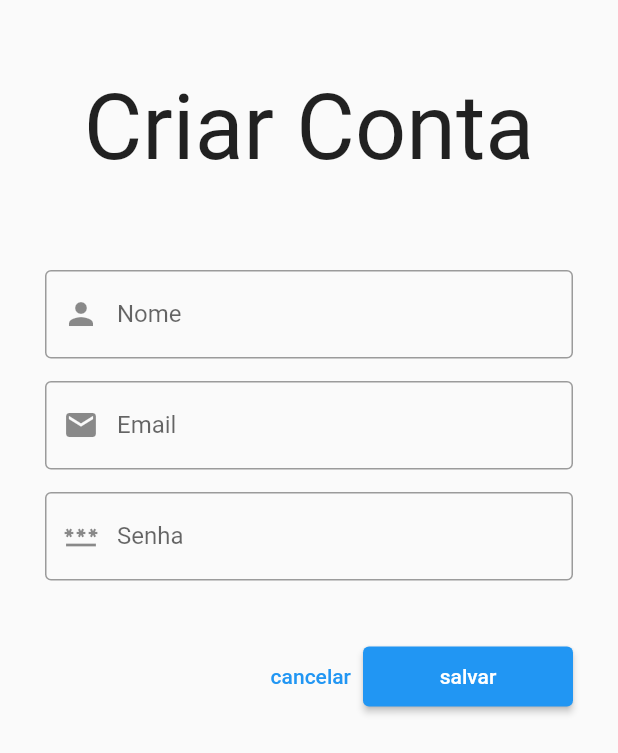
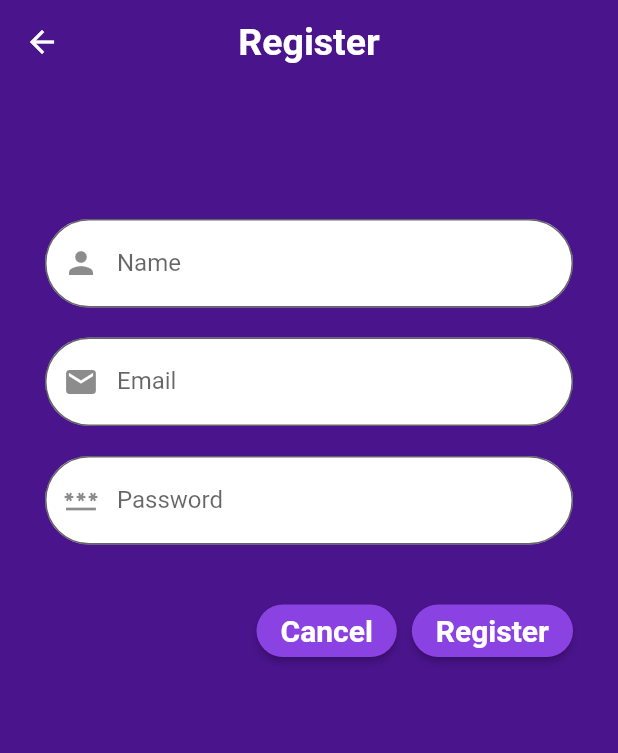
Before and after one commit to TheYanVictor/LuxY, a Flutter app: the cadastrar_view screen opened by its route, on a phone screen of 412 x 824 dp. Shown: the top 753 px of the screen. Run offline on Flutter 3.47's test engine with Material 2 defaults, Android fonts, the light colour scheme and no system bars; our stand-ins replace cloud_firestore, device_preview, firebase_auth, firebase_core, google_fonts; missing offline and left inert: dart:ui_web; accounts and stored records are empty; network calls fail; Roboto replaces fonts that are missing (Domine).

Commit message:
register screen done

```diff
--- a/luxy_flutter_code/lib/controller/login_controller.dart
+++ b/luxy_flutter_code/lib/controller/login_controller.dart
@@ -50,7 +50,7 @@ class LoginController {
         .signInWithEmailAndPassword(email: email, password: senha)
         .then((value) {
       sucesso(context, 'Usuário autenticado com sucesso.');
-      Navigator.pushNamed(context, 'principal');
+      Navigator.pushNamed(context, 'principal_view');
     }).catchError((e) {
       switch (e.code) {
         case 'user-not-found':
--- a/luxy_flutter_code/lib/view/cadastrar_view.dart
+++ b/luxy_flutter_code/lib/view/cadastrar_view.dart
@@ -24,53 +24,131 @@ class _CadastrarViewState extends State<cadastrar_view> {
   @override
   Widget build(BuildContext context) {
     return Scaffold(
+      backgroundColor: Colors.purple[900],
+      //
+      //App bar
+      //
+      appBar: AppBar(
+        backgroundColor: Colors.purple[900],
+        elevation: 0,
+        title: Text(
+          'Register',
+          style: TextStyle(
+            fontSize: 25,
+            fontWeight: FontWeight.bold,
+          ),
+        ),
+        centerTitle: true,
+      ),
       body: Padding(
         padding: EdgeInsets.fromLTRB(30, 50, 30, 50),
         child: Column(
           children: [
-            Text(
-              'Criar Conta',
-              style: TextStyle(fontSize: 60),
-            ),
-            SizedBox(height: 60),
+            //
+            //Space
+            //
+            SizedBox(height: 40),
+            //
+            //Name
+            //
             TextField(
               controller: txtNome,
+              showCursor: true,
               decoration: InputDecoration(
-                  labelText: 'Nome',
+                //Make this textfield white
+                filled: true,
+                fillColor: Colors.white,
+                labelText: 'Name',
                 prefixIcon: Icon(Icons.person),
-                  border: OutlineInputBorder()),
+                //Rounder border
+                border: OutlineInputBorder(
+                  borderRadius: BorderRadius.circular(50),
                 ),
-            SizedBox(height: 15),
+              ),
+            ),
+            //
+            //Space
+            //
+            SizedBox(height: 20),
+            //
+            //Email
+            //
             TextField(
               controller: txtEmail,
+              showCursor: true,
               decoration: InputDecoration(
+                //Make this textfield white
+                filled: true,
+                fillColor: Colors.white,
                 labelText: 'Email',
                 prefixIcon: Icon(Icons.email),
-                  border: OutlineInputBorder()),
+                //Rounder border
+                border: OutlineInputBorder(
+                  borderRadius: BorderRadius.circular(50),
                 ),
-            SizedBox(height: 15),
+              ),
+            ),
+            //
+            //Space between email and password
+            //
+            SizedBox(height: 20),
+            //
+            //Password field
+            //
             TextField(
               controller: txtSenha,
               obscureText: true,
               decoration: InputDecoration(
-                  labelText: 'Senha',
+                //make this textfield white
+                filled: true,
+                fillColor: Colors.white,
+                labelText: 'Password',
                 prefixIcon: Icon(Icons.password),
-                  border: OutlineInputBorder()),
+                //Rounder border
+                border: OutlineInputBorder(
+                  //Shorten the button width
+                  borderRadius: BorderRadius.circular(50),
                 ),
+              ),
+            ),
+            //
+            //Space between buttons
+            //
             SizedBox(height: 40),
+            //
+            //Register button
+            //
             Row(
               mainAxisAlignment: MainAxisAlignment.end,
               children: [
-                TextButton(
+                //Cancel button
+                Container(
+                  height: 35,
+                  child: ElevatedButton(
                     onPressed: () {
                       Navigator.pop(context);
                     },
-                  child: Text('cancelar'),
+                    style: ElevatedButton.styleFrom(
+                      primary: const Color.fromARGB(255, 138, 66, 226),
+                      shape: RoundedRectangleBorder(
+                        borderRadius: BorderRadius.circular(50),
                       ),
-                ElevatedButton(
-                  style: OutlinedButton.styleFrom(
-                    minimumSize: Size(140, 40),
                     ),
+                    child: Text(
+                      'Cancel',
+                      style: TextStyle(
+                        fontSize: 20,
+                        fontWeight: FontWeight.bold,
+                      ),
+                    ),
+                  ),
+                ),
+                //Space between buttons
+                SizedBox(width: 10),
+                //Register
+                Container(
+                  height: 35,
+                  child: ElevatedButton(
                     onPressed: () {
                       LoginController().criarConta(
                         context,
@@ -79,11 +157,23 @@ class _CadastrarViewState extends State<cadastrar_view> {
                         txtSenha.text,
                       );
                     },
-                  child: Text('salvar'),
+                    style: ElevatedButton.styleFrom(
+                      primary: const Color.fromARGB(255, 138, 66, 226),
+                      shape: RoundedRectangleBorder(
+                        borderRadius: BorderRadius.circular(50),
+                      ),
+                    ),
+                    child: Text(
+                      'Register',
+                      style: TextStyle(
+                        fontSize: 20,
+                        fontWeight: FontWeight.bold,
+                      ),
+                    ),
+                  ),
                 ),
               ],
             ),
-            SizedBox(height: 40),
           ],
         ),
       ),
```
Also changed, not shown: luxy_flutter_code/lib/main.dart (+8 -37 lines), luxy_flutter_code/lib/view/login_view.dart (+38 -0 lines). Lines whose indentation alone changed are shown as unchanged.
